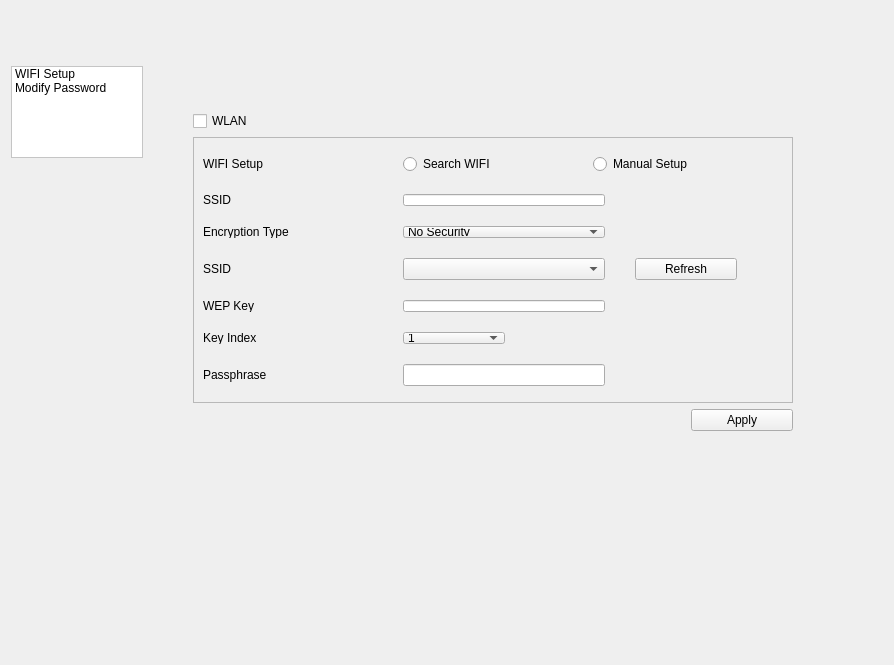
The window that setting.ui (lzk/richovop) describes before a commit, drawn with Qt 5.
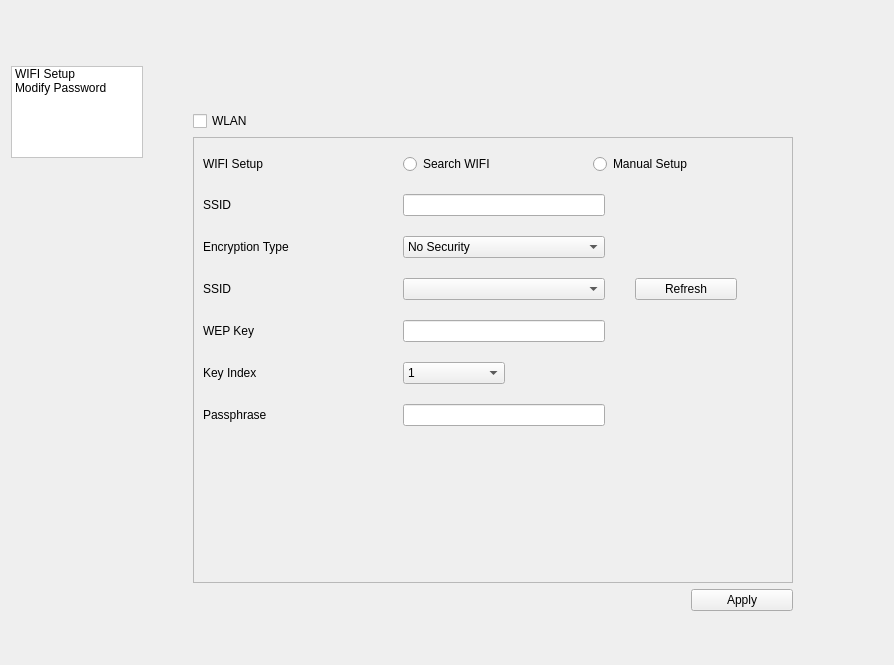
The same window after the commit.

Patch:
```diff
--- a/setting.ui
+++ b/setting.ui
@@ -22,8 +22,10 @@
 QStackedWidget,#pageWidget,#page2Widget{
 min-width:600;
 max-width:600;
-min-height:320;
-max-height:320;
+/*min-height:320;
+max-height:320;*/
+min-height:500;
+max-height:500;
 }
 
 QLabel{
@@ -107,7 +109,7 @@
            <x>0</x>
            <y>0</y>
            <width>600</width>
-           <height>320</height>
+           <height>500</height>
           </rect>
          </property>
          <layout class="QVBoxLayout" name="verticalLayout_3">
```
Left out of the diff: 2 changed lines with no effect on the pictures.
